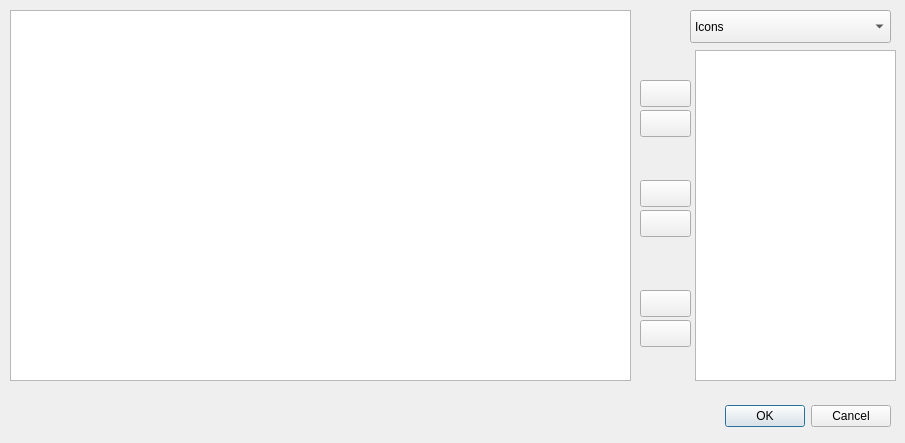
Rolloke/GUI-Apps, file source/customgitactions.ui: the form before one commit.
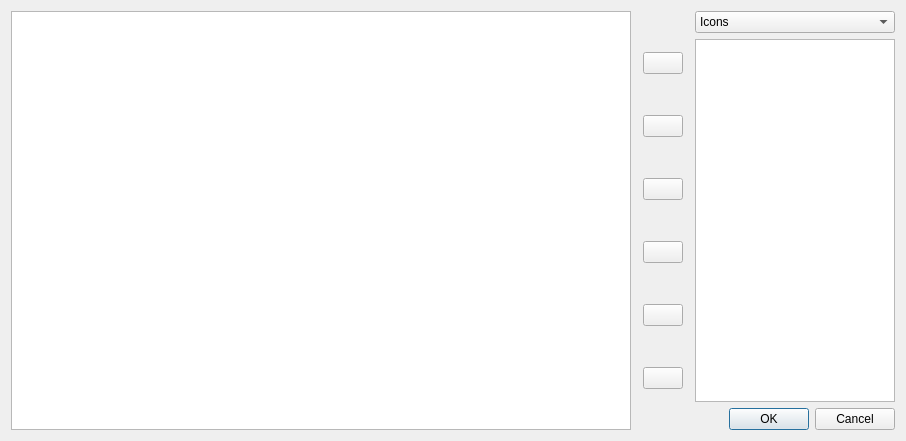
The form after the commit. Icons and pictures are not drawn.

What changed in the file:
```diff
--- a/source/customgitactions.ui
+++ b/source/customgitactions.ui
@@ -6,98 +6,46 @@
    <rect>
     <x>0</x>
     <y>0</y>
-    <width>905</width>
-    <height>443</height>
+    <width>906</width>
+    <height>441</height>
    </rect>
   </property>
   <property name="windowTitle">
    <string>Settings for custom git actions</string>
   </property>
-  <widget class="QDialogButtonBox" name="buttonBox">
-   <property name="geometry">
-    <rect>
-     <x>710</x>
-     <y>400</y>
-     <width>181</width>
-     <height>32</height>
-    </rect>
-   </property>
-   <property name="orientation">
-    <enum>Qt::Horizontal</enum>
-   </property>
-   <property name="standardButtons">
-    <set>QDialogButtonBox::Cancel|QDialogButtonBox::Ok</set>
-   </property>
-  </widget>
+  <layout class="QHBoxLayout" name="horizontalLayout">
+   <item>
   <widget class="QTableView" name="tableViewActions">
-   <property name="geometry">
-    <rect>
-     <x>10</x>
-     <y>10</y>
-     <width>621</width>
-     <height>371</height>
-    </rect>
-   </property>
-  </widget>
-  <widget class="QTableView" name="tableViewVarious">
-   <property name="geometry">
-    <rect>
-     <x>695</x>
-     <y>50</y>
-     <width>201</width>
-     <height>331</height>
-    </rect>
-   </property>
-  </widget>
-  <widget class="QComboBox" name="comboBoxVarious">
-   <property name="geometry">
-    <rect>
-     <x>690</x>
-     <y>10</y>
-     <width>201</width>
-     <height>33</height>
-    </rect>
-   </property>
-   <item>
-    <property name="text">
-     <string>Icons</string>
-    </property>
+     <property name="cornerButtonEnabled">
+      <bool>false</bool>
+     </property>
+     <attribute name="verticalHeaderVisible">
+      <bool>false</bool>
+     </attribute>
+     <attribute name="verticalHeaderHighlightSections">
+      <bool>false</bool>
+     </attribute>
+    </widget>
    </item>
    <item>
-    <property name="text">
-     <string>Menu Source Tree</string>
-    </property>
-   </item>
-   <item>
-    <property name="text">
-     <string>Menu Empty Source Tree</string>
-    </property>
-   </item>
-   <item>
-    <property name="text">
-     <string>Menu History Tree</string>
-    </property>
-   </item>
-   <item>
-    <property name="text">
-     <string>Toolbar 1</string>
-    </property>
-   </item>
-   <item>
-    <property name="text">
-     <string>Toolbar 2</string>
-    </property>
-   </item>
-  </widget>
+    <layout class="QVBoxLayout" name="verticalLayout">
+     <property name="spacing">
+      <number>0</number>
+     </property>
+     <property name="leftMargin">
+      <number>6</number>
+     </property>
+     <property name="topMargin">
+      <number>0</number>
+     </property>
+     <property name="rightMargin">
+      <number>6</number>
+     </property>
+     <property name="bottomMargin">
+      <number>0</number>
+     </property>
+     <item>
   <widget class="QPushButton" name="btnToLeft">
-   <property name="geometry">
-    <rect>
-     <x>640</x>
-     <y>80</y>
-     <width>51</width>
-     <height>27</height>
-    </rect>
-   </property>
    <property name="toolTip">
     <string/>
    </property>
@@ -109,15 +57,9 @@
      <normaloff>:/resource/24X24/go-previous.png</normaloff>:/resource/24X24/go-previous.png</iconset>
    </property>
   </widget>
+     </item>
+     <item>
   <widget class="QPushButton" name="btnToRight">
-   <property name="geometry">
-    <rect>
-     <x>640</x>
-     <y>110</y>
-     <width>51</width>
-     <height>27</height>
-    </rect>
-   </property>
    <property name="toolTip">
     <string>Add command to menue or toolbar</string>
    </property>
@@ -129,15 +71,9 @@
      <normaloff>:/resource/24X24/go-next.png</normaloff>:/resource/24X24/go-next.png</iconset>
    </property>
   </widget>
+     </item>
+     <item>
   <widget class="QPushButton" name="btnMoveUp">
-   <property name="geometry">
-    <rect>
-     <x>640</x>
-     <y>180</y>
-     <width>51</width>
-     <height>27</height>
-    </rect>
-   </property>
    <property name="toolTip">
     <string>Move selected menue or toolbar item</string>
    </property>
@@ -149,15 +85,9 @@
      <normaloff>:/resource/24X24/go-up.png</normaloff>:/resource/24X24/go-up.png</iconset>
    </property>
   </widget>
+     </item>
+     <item>
   <widget class="QPushButton" name="btnMoveDown">
-   <property name="geometry">
-    <rect>
-     <x>640</x>
-     <y>210</y>
-     <width>51</width>
-     <height>27</height>
-    </rect>
-   </property>
    <property name="toolTip">
     <string>Move selected menue or toolbar item</string>
    </property>
@@ -169,15 +99,9 @@
      <normaloff>:/resource/24X24/go-down.png</normaloff>:/resource/24X24/go-down.png</iconset>
    </property>
   </widget>
+     </item>
+     <item>
   <widget class="QPushButton" name="btnAdd">
-   <property name="geometry">
-    <rect>
-     <x>640</x>
-     <y>290</y>
-     <width>51</width>
-     <height>27</height>
-    </rect>
-   </property>
    <property name="toolTip">
     <string>Add curstom git command entry</string>
    </property>
@@ -189,15 +113,9 @@
      <normaloff>:/resource/24X24/list-add.png</normaloff>:/resource/24X24/list-add.png</iconset>
    </property>
   </widget>
+     </item>
+     <item>
   <widget class="QPushButton" name="btnDelete">
-   <property name="geometry">
-    <rect>
-     <x>640</x>
-     <y>320</y>
-     <width>51</width>
-     <height>27</height>
-    </rect>
-   </property>
    <property name="toolTip">
     <string>remove custom git command</string>
    </property>
@@ -209,6 +127,131 @@
      <normaloff>:/resource/24X24/list-remove.png</normaloff>:/resource/24X24/list-remove.png</iconset>
    </property>
   </widget>
+     </item>
+    </layout>
+   </item>
+   <item>
+    <layout class="QVBoxLayout" name="verticalLayout_2">
+     <property name="leftMargin">
+      <number>0</number>
+     </property>
+     <property name="rightMargin">
+      <number>0</number>
+     </property>
+     <item>
+      <widget class="QComboBox" name="comboBoxVarious">
+       <property name="sizePolicy">
+        <sizepolicy hsizetype="Fixed" vsizetype="Fixed">
+         <horstretch>0</horstretch>
+         <verstretch>0</verstretch>
+        </sizepolicy>
+       </property>
+       <property name="minimumSize">
+        <size>
+         <width>200</width>
+         <height>0</height>
+        </size>
+       </property>
+       <property name="maximumSize">
+        <size>
+         <width>200</width>
+         <height>16777215</height>
+        </size>
+       </property>
+       <item>
+        <property name="text">
+         <string>Icons</string>
+        </property>
+       </item>
+       <item>
+        <property name="text">
+         <string>Menu Source Tree</string>
+        </property>
+       </item>
+       <item>
+        <property name="text">
+         <string>Menu Empty Source Tree</string>
+        </property>
+       </item>
+       <item>
+        <property name="text">
+         <string>Menu History Tree</string>
+        </property>
+       </item>
+       <item>
+        <property name="text">
+         <string>Toolbar 1</string>
+        </property>
+       </item>
+       <item>
+        <property name="text">
+         <string>Toolbar 2</string>
+        </property>
+       </item>
+      </widget>
+     </item>
+     <item>
+      <widget class="QTableView" name="tableViewVarious">
+       <property name="sizePolicy">
+        <sizepolicy hsizetype="Fixed" vsizetype="Expanding">
+         <horstretch>0</horstretch>
+         <verstretch>0</verstretch>
+        </sizepolicy>
+       </property>
+       <property name="minimumSize">
+        <size>
+         <width>200</width>
+         <height>0</height>
+        </size>
+       </property>
+       <property name="maximumSize">
+        <size>
+         <width>200</width>
+         <height>16777215</height>
+        </size>
+       </property>
+       <property name="cornerButtonEnabled">
+        <bool>false</bool>
+       </property>
+       <attribute name="verticalHeaderVisible">
+        <bool>false</bool>
+       </attribute>
+       <attribute name="verticalHeaderHighlightSections">
+        <bool>false</bool>
+       </attribute>
+      </widget>
+     </item>
+     <item>
+      <widget class="QDialogButtonBox" name="buttonBox">
+       <property name="sizePolicy">
+        <sizepolicy hsizetype="Fixed" vsizetype="Fixed">
+         <horstretch>0</horstretch>
+         <verstretch>0</verstretch>
+        </sizepolicy>
+       </property>
+       <property name="minimumSize">
+        <size>
+         <width>200</width>
+         <height>0</height>
+        </size>
+       </property>
+       <property name="maximumSize">
+        <size>
+         <width>200</width>
+         <height>16777215</height>
+        </size>
+       </property>
+       <property name="orientation">
+        <enum>Qt::Horizontal</enum>
+       </property>
+       <property name="standardButtons">
+        <set>QDialogButtonBox::Cancel|QDialogButtonBox::Ok</set>
+       </property>
+      </widget>
+     </item>
+    </layout>
+   </item>
+  </layout>
  </widget>
  <resources>
   <include location="resource.qrc"/>
```
Lines whose indentation alone changed are shown as unchanged.
